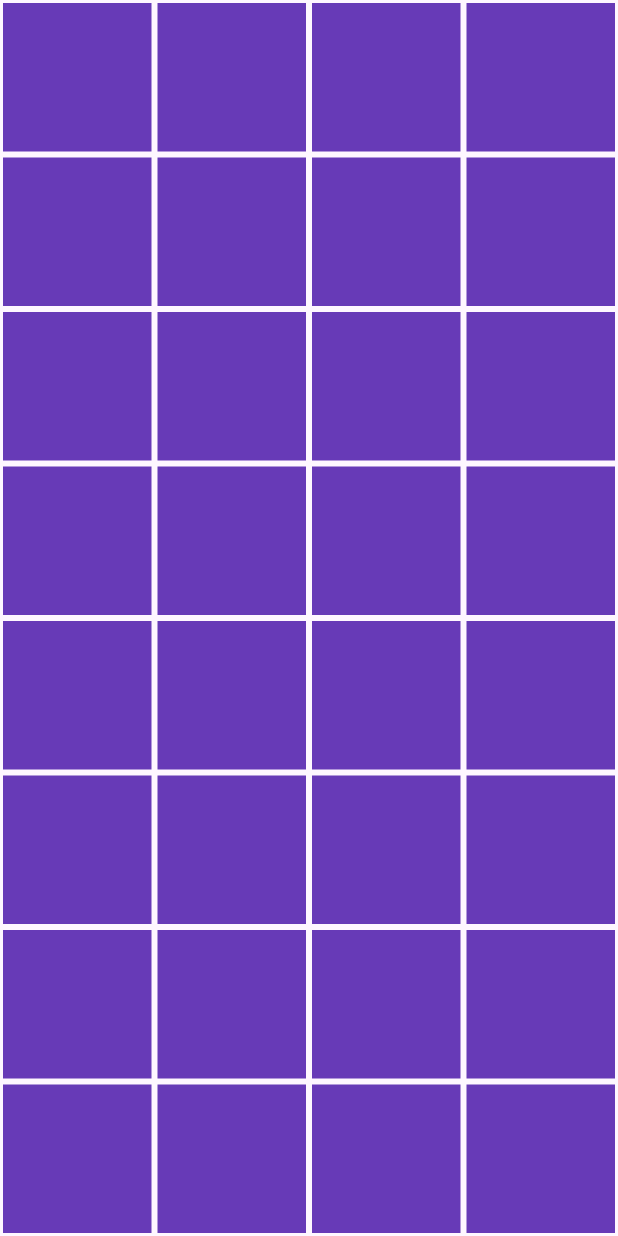
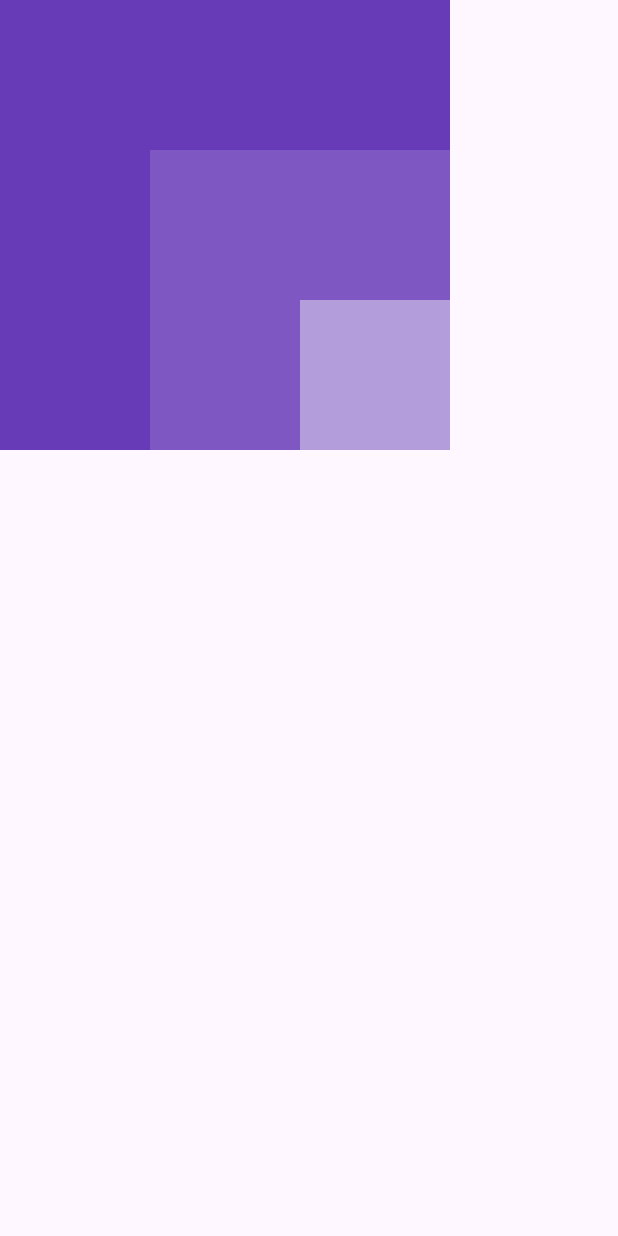
Before and after one commit to itstalalsalman/flutter_app_first, a Flutter app: the screen it shows after launch, on a phone screen of 412 x 824 dp. Run offline on Flutter 3.47's test engine with Material 3 defaults, Android fonts, the phone set to English and light mode, and no system bars.

Commit message:
Learning Stack

```diff
--- a/lib/main.dart
+++ b/lib/main.dart
@@ -13,15 +13,26 @@
     return MaterialApp(
       debugShowCheckedModeBanner: false,
       home: Scaffold(
-        body: GridView.builder(
-          itemCount: 64,
-          gridDelegate: SliverGridDelegateWithFixedCrossAxisCount(crossAxisCount: 4),
-          itemBuilder: (context, index) => Container(
+        body: Stack(
+          alignment: Alignment.bottomRight,
+          children: [
+          Container(
+            height: 300,
+            width: 300,
             color: Colors.deepPurple,
-            margin: EdgeInsets.all(2),
+          ),
+          Container(
+            height: 200,
+            width: 200,
+            color: Colors.deepPurple[400],
+          ),
+          Container(
+            height: 100,
+            width: 100,
+            color: Colors.deepPurple[200],
           ),
 
-          )
+        ],)
         ),
       );
   }
```
